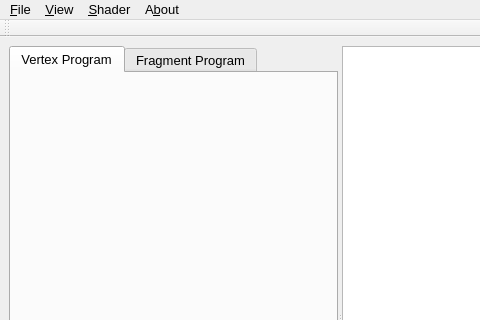
Above: ui/qrenderorang.ui from carcass82/qrenderorang before the change; both pictures show x 0 to 480 and y 0 to 320 of the 1061 by 824 pixel window. Below: the same form after it.
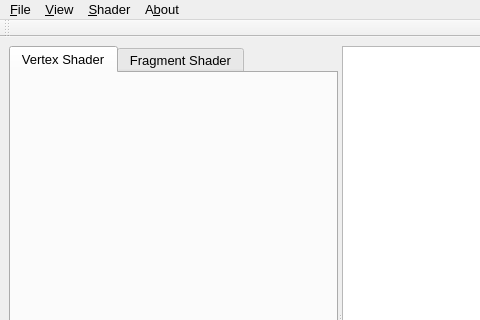
That is the form after the change.

Commit message: load default shader and mesh on start

```diff
--- a/ui/qrenderorang.ui
+++ b/ui/qrenderorang.ui
@@ -47,12 +47,12 @@
         </property>
         <widget class="QWidget" name="tabEditorVert">
          <attribute name="title">
-          <string>Vertex Program</string>
+          <string>Vertex Shader</string>
          </attribute>
         </widget>
         <widget class="QWidget" name="tabEditorFrag">
          <attribute name="title">
-          <string>Fragment Program</string>
+          <string>Fragment Shader</string>
          </attribute>
         </widget>
        </widget>
```
Left out of the diff: 1 changed line with no effect on the pictures. The commit also changes 6 other files.
